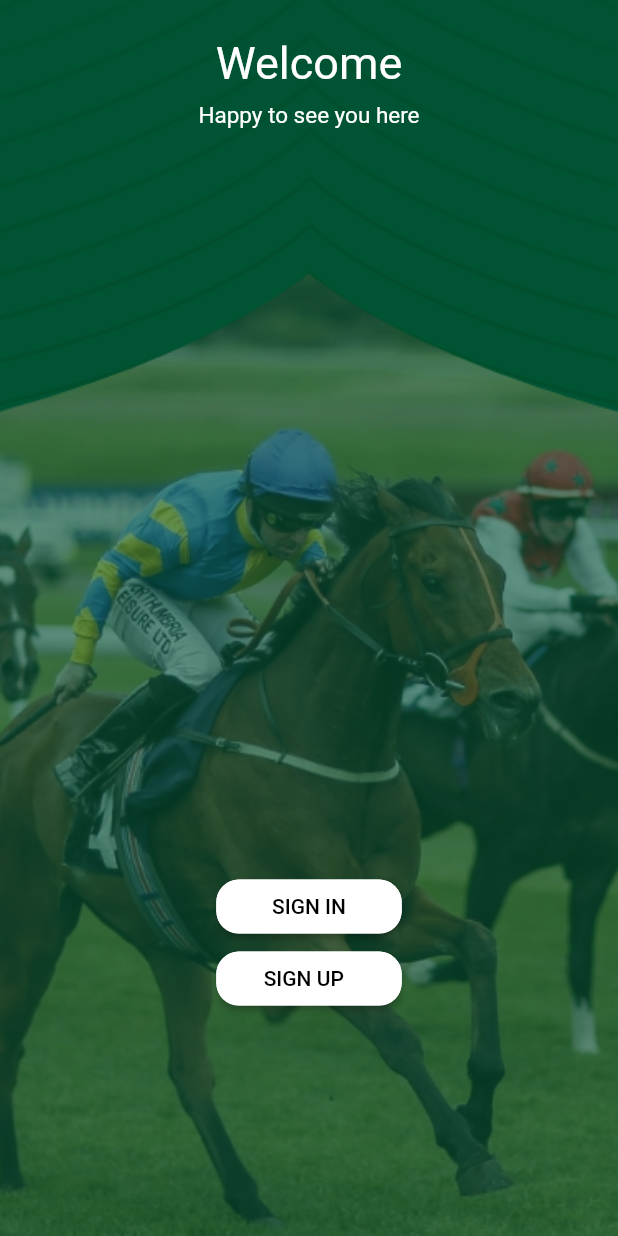
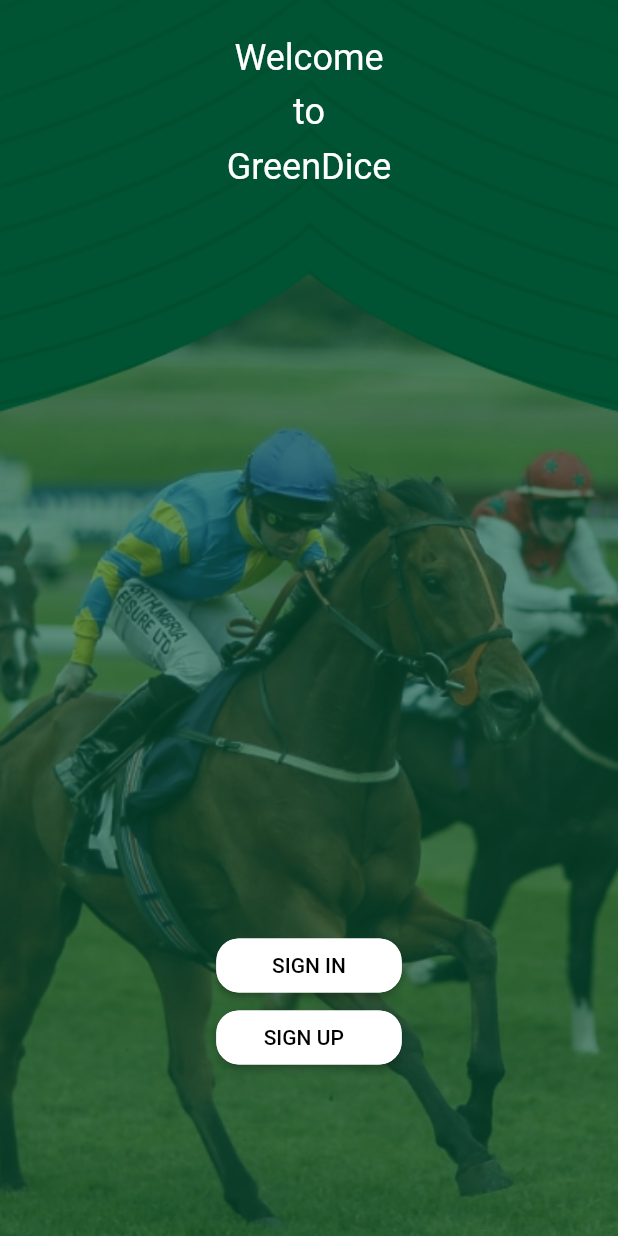
Before and after one commit to Pixelpk/GreenDice, a Flutter app: the screen it shows after launch, on a phone screen of 412 x 824 dp. Run offline on Flutter 3.47's test engine with Material 2 defaults, Android fonts, the phone set to English and light mode, and no system bars; our stand-ins replace charts_flutter, email_validator, firebase_core, firebase_messaging, flutter_calendar_carousel, flutter_credit_card and 9 more; missing offline and left inert: expand_tap_area, platform_device_id, syncfusion_flutter_pdfviewer; accounts and stored records are empty.

Commit message:
First release

```diff
--- a/lib/Screens/WelcomeScreen.dart
+++ b/lib/Screens/WelcomeScreen.dart
@@ -93,7 +93,7 @@ class _WelcomeScreenState extends State<WelcomeScreen> {
                   "Welcome",
                   textAlign: TextAlign.center,
                   style: TextStyle(
-                    fontSize: 30,
+                    fontSize: 24,
                     color: Color(0xffffffff),
                   ),
                 ),
@@ -104,14 +104,26 @@ class _WelcomeScreenState extends State<WelcomeScreen> {
                       .height * 0.01,
                 ),
                 Text(
-                  "Happy to see you here",
+                  "to",
                   textAlign: TextAlign.center,
                   style: TextStyle(
-                    fontSize: 15,
+                    fontSize: 24,                    color: Color(0xffffffff),
+                  ),
+                ),
+                SizedBox(
+                  height: MediaQuery
+                      .of(context)
+                      .size
+                      .height * 0.01,
+                ),
+                Text(
+                  "GreenDice",
+                  textAlign: TextAlign.center,
+                  style: TextStyle(
+                    fontSize: 24,
                     color: Color(0xffffffff),
                   ),
                 ),
-
 
                 SizedBox(
                   height: MediaQuery
--- a/lib/main.dart
+++ b/lib/main.dart
@@ -60,7 +60,11 @@ void main() async{
     sound: true,
 
   );
-
+  WidgetsFlutterBinding.ensureInitialized();
+  SystemChrome.setPreferredOrientations([
+    DeviceOrientation.portraitDown ,
+    DeviceOrientation.portraitUp ,
+  ]);
   runApp(MyApp());
 }
 
```
Also changed, not shown: 1 other file.
